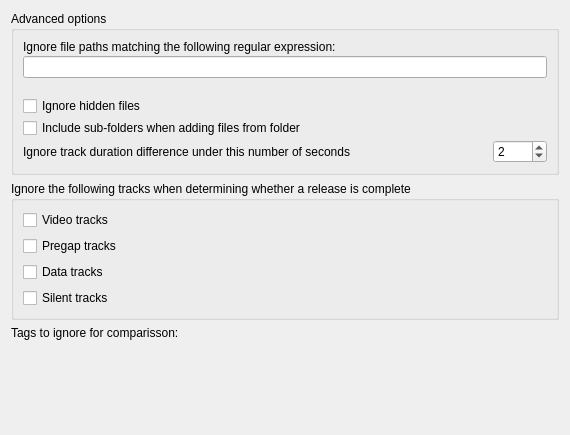
metabrainz/picard, file ui/options_advanced.ui: the form before one commit.
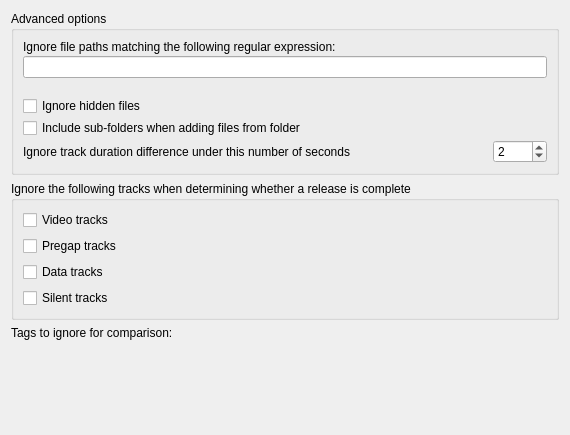
The form after the commit. Custom widgets are drawn as their Qt base class.

Commit message: Fixed typo on advanced options page

```diff
--- a/ui/options_advanced.ui
+++ b/ui/options_advanced.ui
@@ -157,7 +157,7 @@
    <item>
     <widget class="QLabel" name="compare_ignore_tags_label">
      <property name="text">
-      <string>Tags to ignore for comparisson:</string>
+      <string>Tags to ignore for comparison:</string>
      </property>
     </widget>
    </item>
```
The commit also changes 1 other file.
